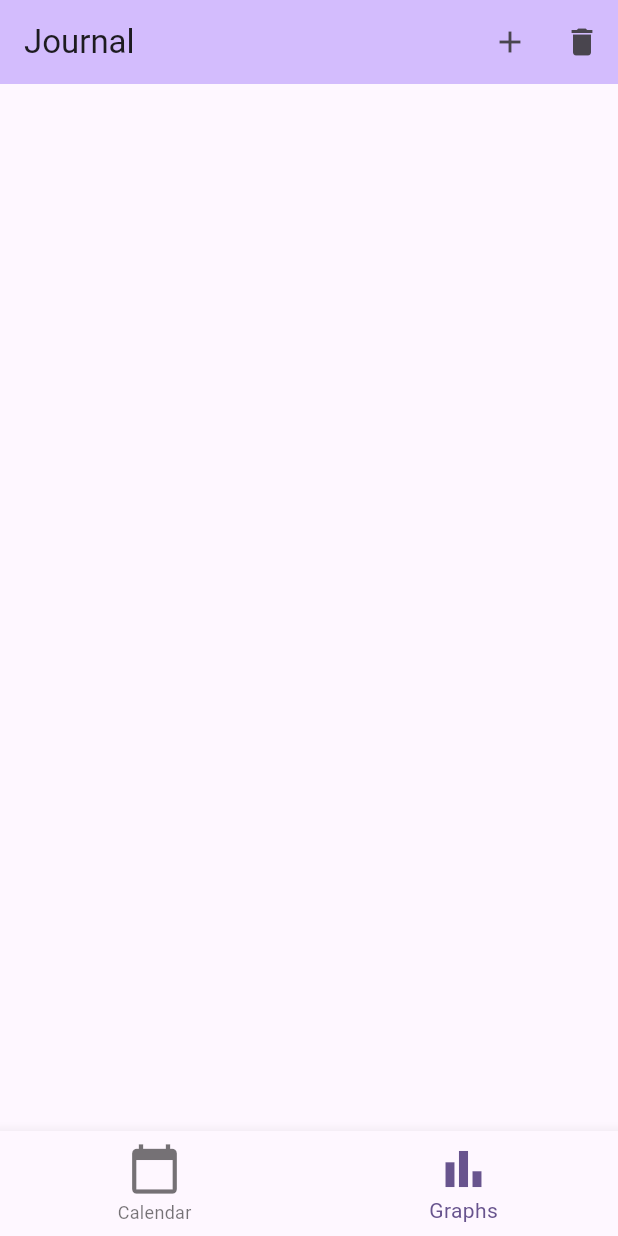
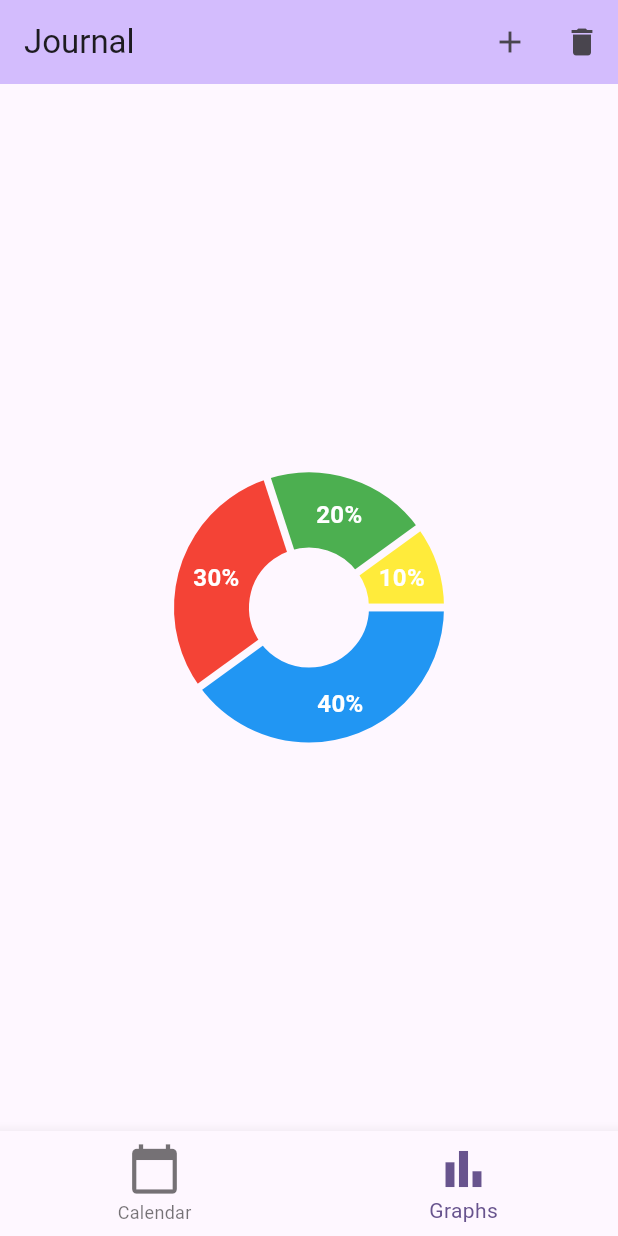
Before and after one commit to HoppenR/flutter-journal-app, a Flutter app: the screen it shows after launch, item 2 of the bottom bar chosen, on a phone screen of 412 x 824 dp. Run offline on Flutter 3.47's test engine with Material 3 defaults, Android fonts, the light colour scheme and no system bars; drawn by our look-alikes of fl_chart; our stand-ins replace shared_preferences.

Commit message:
Add example graph to Graphs view

```diff
--- a/lib/calendar_week.dart
+++ b/lib/calendar_week.dart
@@ -147,7 +147,9 @@ class CalendarWeekState extends State<CalendarWeek> {
   }
 
   ButtonStyle _buttonStyle(BuildContext context) => TextButton.styleFrom(
-    backgroundColor: Theme.of(context).colorScheme.primary.withOpacity(0.1),
+    backgroundColor: Theme.of(context).colorScheme.primary.withValues(
+      alpha: 0.1,
+    ),
     shape: RoundedRectangleBorder(borderRadius: BorderRadius.circular(8.0)),
     padding: EdgeInsets.zero,
   );
--- /dev/null
+++ b/lib/graph.dart
@@ -0,0 +1,73 @@
+// Vim: set shiftwidth=2 :
+import 'package:fl_chart/fl_chart.dart';
+import 'package:flutter/material.dart';
+
+class GraphPage extends StatefulWidget {
+  const GraphPage({super.key});
+
+  @override State<GraphPage> createState() => _GraphPageState();
+}
+
+class _GraphPageState extends State<GraphPage> {
+  @override
+  Widget build(BuildContext context) => PieChart(
+    PieChartData(
+      sectionsSpace: 5,
+      centerSpaceRadius: 40,
+      sections: _generateSections(),
+      // pieTouchData: PieTouchData(enabled: true),
+      borderData: FlBorderData(show: false),
+    ),
+  );
+
+  List<PieChartSectionData> _generateSections() {
+   return <PieChartSectionData>[
+      PieChartSectionData(
+        color: Colors.blue,
+        value: 40,
+        title: '40%',
+        radius: 50,
+        titleStyle: const TextStyle(
+          fontSize: 16,
+          fontWeight: FontWeight.bold,
+          color: Colors.white,
+        ),
+        showTitle: true,
+        titlePositionPercentageOffset: 0.55,
+      ),
+      PieChartSectionData(
+        color: Colors.red,
+        value: 30,
+        title: '30%',
+        radius: 50,
+        titleStyle: const TextStyle(
+          fontSize: 16,
+          fontWeight: FontWeight.bold,
+          color: Colors.white,
+        ),
+      ),
+      PieChartSectionData(
+        color: Colors.green,
+        value: 20,
+        title: '20%',
+        radius: 50,
+        titleStyle: const TextStyle(
+          fontSize: 16,
+          fontWeight: FontWeight.bold,
+          color: Colors.white,
+        ),
+      ),
+      PieChartSectionData(
+        color: Colors.yellow,
+        value: 10,
+        title: '10%',
+        radius: 50,
+        titleStyle: const TextStyle(
+          fontSize: 16,
+          fontWeight: FontWeight.bold,
+          color: Colors.white,
+        ),
+      ),
+    ];
+  }
+}
--- a/lib/main.dart
+++ b/lib/main.dart
@@ -9,6 +9,7 @@ import 'package:intl/date_symbol_data_local.dart';
 
 import 'add_tag_form.dart';
 import 'calendar_week.dart';
+import 'graph.dart';
 import 'tag.dart';
 import 'utility.dart';
 
@@ -184,7 +185,7 @@ class _JournalPageState extends State<JournalPage> {
           ]
           else if (_selectedViewIndex == 1) ...<Widget>[
             // Graph view
-
+            const Expanded(child: GraphPage()),
           ],
         ]
     ),
--- a/pubspec.yaml
+++ b/pubspec.yaml
@@ -35,8 +35,8 @@ dependencies:
   flutter_localizations:
     sdk: flutter
   shared_preferences: ^2.3.2
-  flutter_date_pickers: ^0.4.3
   collection: ^1.18.0
+  fl_chart: ^0.70.2
 
 dev_dependencies:
   flutter_test:
```
Also changed, not shown: pubspec.lock.
